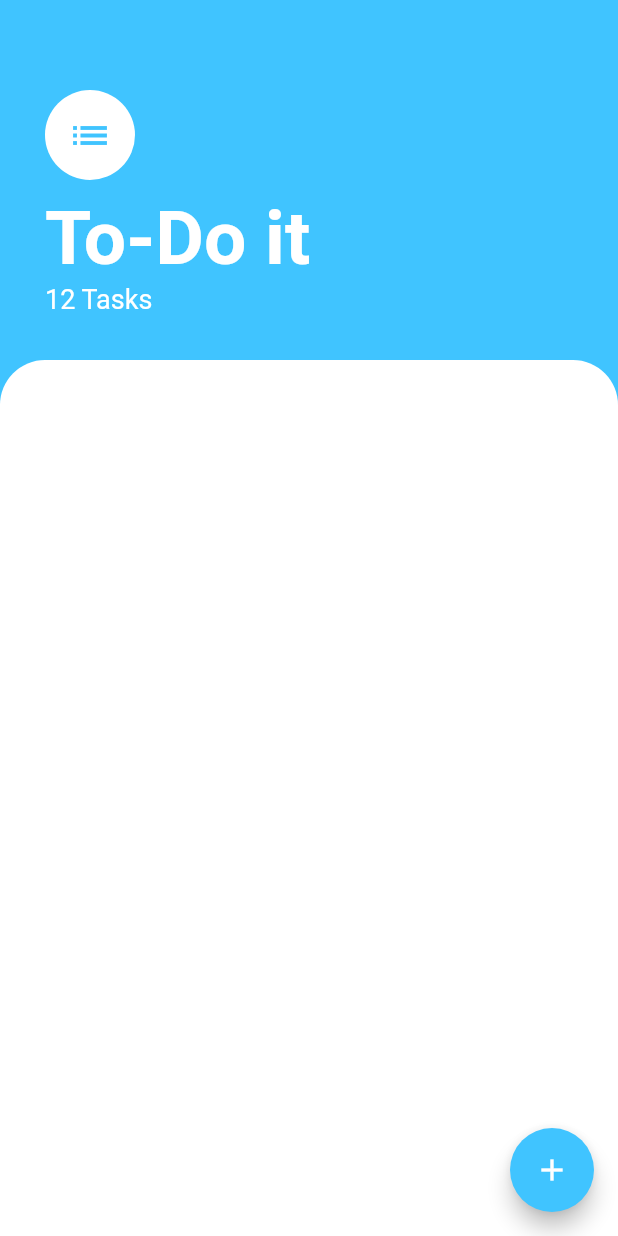
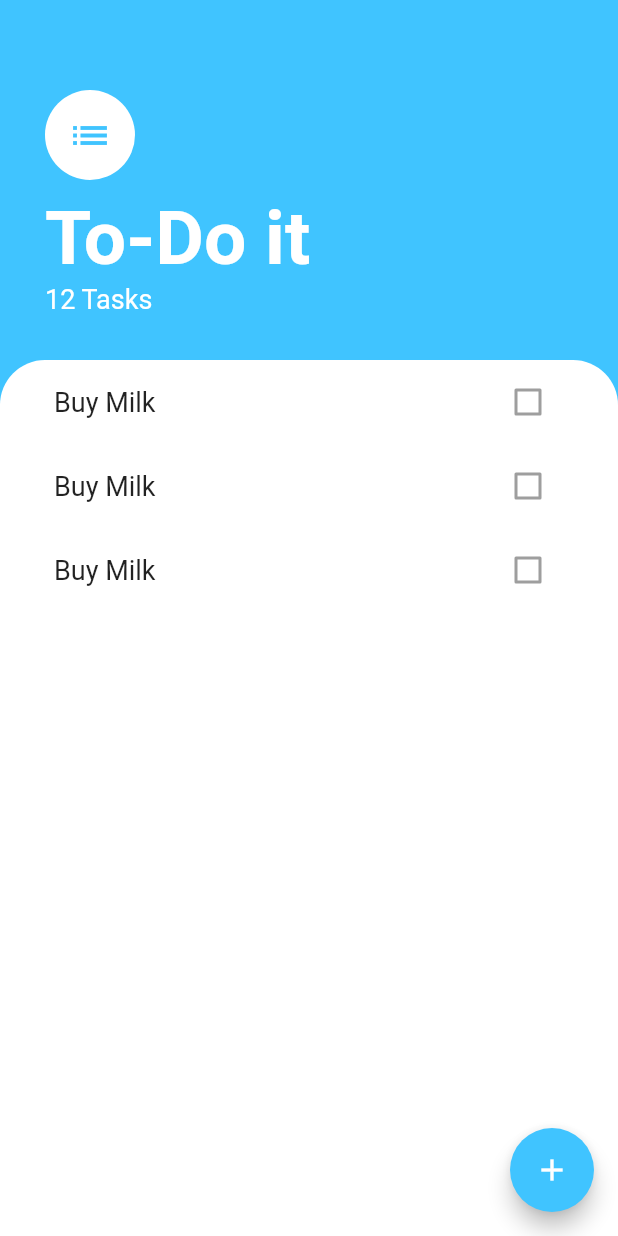
Before and after one commit to justEhmadSaeed/todo-it, a Flutter app: the screen it shows after launch, on a phone screen of 412 x 824 dp. Run offline on Flutter 3.47's test engine with Material 2 defaults, Android fonts, the phone set to English and light mode, and no system bars.

Commit message:
📦 NEW: Add tasks list

```diff
--- a/lib/screens/tasks_screen.dart
+++ b/lib/screens/tasks_screen.dart
@@ -1,4 +1,5 @@
 import 'package:flutter/material.dart';
+import 'package:todo_app/widgets/task-item.dart';
 
 class TasksScreen extends StatelessWidget {
   @override
@@ -8,7 +9,7 @@ class TasksScreen extends StatelessWidget {
       floatingActionButton: FloatingActionButton(
           backgroundColor: Colors.lightBlueAccent,
           child: Icon(Icons.add),
-        onPressed: null),
+          onPressed: () {}),
       body: Column(
         crossAxisAlignment: CrossAxisAlignment.start,
         children: <Widget>[
@@ -44,12 +45,18 @@ class TasksScreen extends StatelessWidget {
           ),
           Expanded(
             child: Container(
+              padding: EdgeInsets.symmetric(horizontal: 20),
               height: 300,
               decoration: BoxDecoration(
                   color: Colors.white,
                   borderRadius: BorderRadius.only(
                       topRight: Radius.circular(30),
                       topLeft: Radius.circular(30))),
+              child: ListView(children: <Widget>[
+                TaskItem(taskName: 'Buy Milk', isTaskCompleted: false),
+                TaskItem(taskName: 'Buy Milk', isTaskCompleted: false),
+                TaskItem(taskName: 'Buy Milk', isTaskCompleted: false),
+              ]),
             ),
           )
         ],
```
Lines whose indentation alone changed are shown as unchanged.
